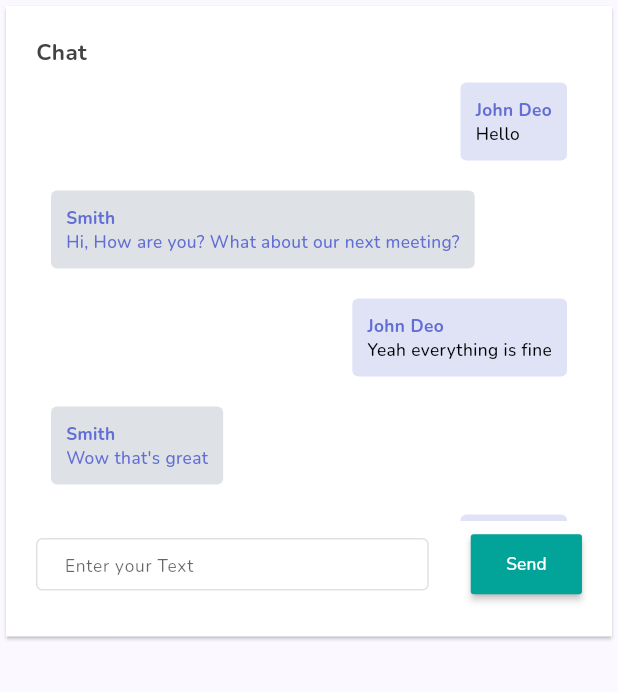
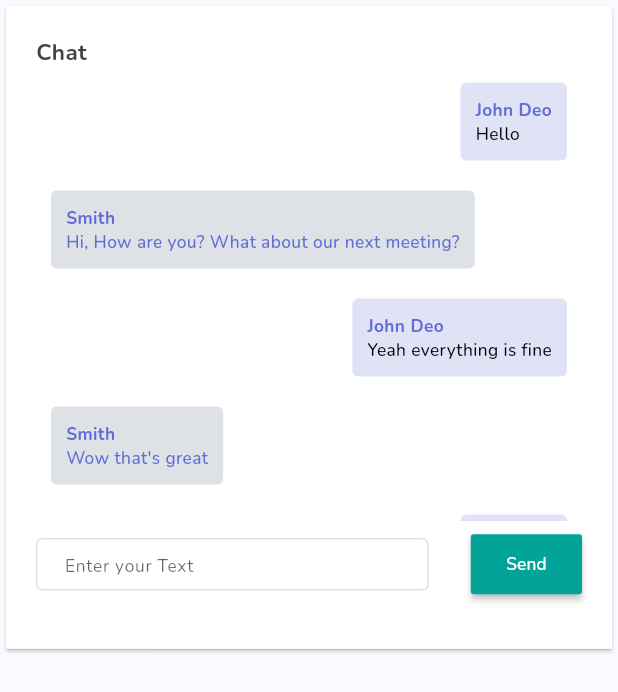
Before and after one commit to meahdev/flutter-web, a Flutter app: the Chatscreen widget shown alone on an empty page, opened directly, on a phone screen of 412 x 824 dp. Shown: the top 692 px of the screen. Run offline on Flutter 3.47's test engine with Material 2 defaults, Android fonts, the phone set to English and light mode, and no system bars; our stand-ins replace auto_route, flutter_bloc, flutter_svg, freezed_annotation, hive_flutter; accounts and stored records are empty; network calls fail; key blocks and very long unbroken strings in the code were emptied for the run.

Commit message:
table and chat bug

```diff
--- a/lib/src/views/dashboard/chat_screen.dart
+++ b/lib/src/views/dashboard/chat_screen.dart
@@ -48,7 +48,7 @@ class _ChatscreenState extends State<Chatscreen> {
       child: Container(
         color: ColorConst.white,
         padding: const EdgeInsets.all(20.0),
-        height: MediaQuery.of(context).size.height * 0.51,
+        height: MediaQuery.of(context).size.height * 0.52,
         child: Column(
           crossAxisAlignment: CrossAxisAlignment.start,
           mainAxisSize: MainAxisSize.min,
--- a/lib/src/views/dashboard/list_item.dart
+++ b/lib/src/views/dashboard/list_item.dart
@@ -74,6 +74,7 @@ class _ListitemState extends State<Listitem> {
                   ),
         itemCount: _listItem.length,
         shrinkWrap: true,
+        physics: const NeverScrollableScrollPhysics(),
         itemBuilder: (context, index) {
           return _listContainer(
             boxIcon: _listItem[index]['boxIcon'],
```
Also changed, not shown: 1 other file.
